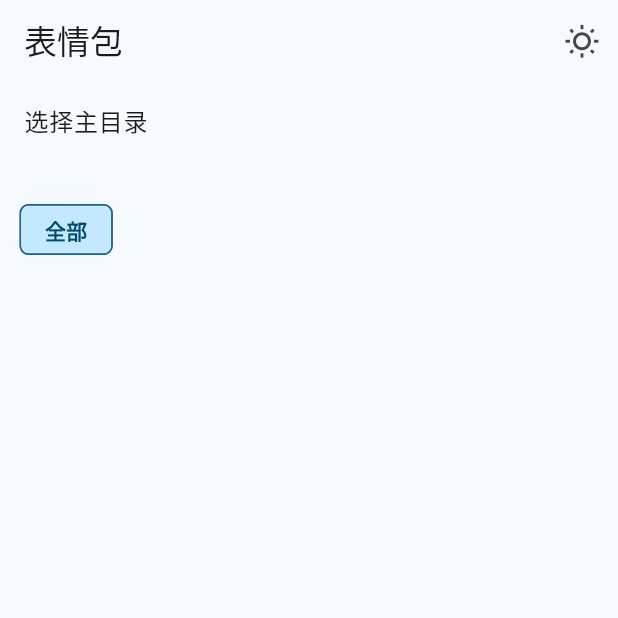
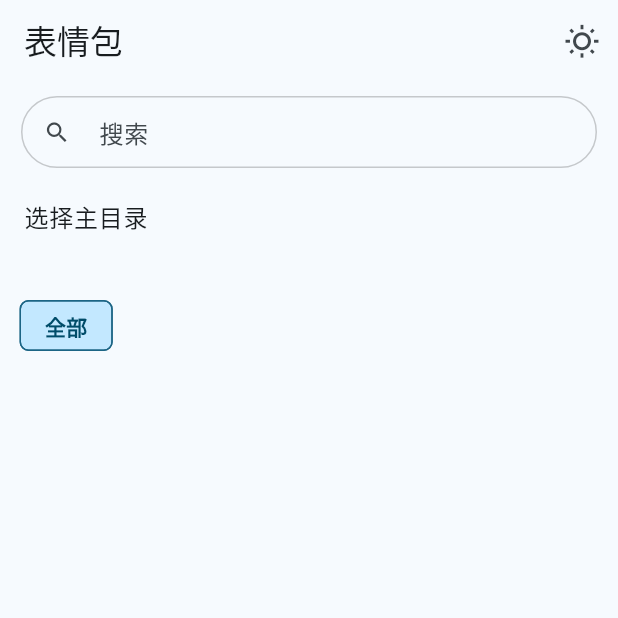
Before and after one commit to linyi102/emoji-room, a Flutter app: the screen it shows after launch, on a phone screen of 412 x 824 dp, the top half of it. Run offline on Flutter 3.47's test engine with Material 2 defaults, Android fonts, the light colour scheme and no system bars; our stand-ins replace bot_toast, file_picker, flutter_riverpod, hive, permission_handler, riverpod_annotation and 1 more; missing offline and left inert: pasteboard; accounts and stored records are empty; generated files the repository leaves out were written again.

Commit message:
feat: search appbar

```diff
--- a/lib/features/emoji_grid/domain/emoji.dart
+++ b/lib/features/emoji_grid/domain/emoji.dart
@@ -1,6 +1,7 @@
 import 'dart:convert';
 import 'dart:io';
 
+import 'package:emoji_room/utils/string.dart';
 import 'package:path/path.dart' as p;
 
 class Emoji {
@@ -32,7 +33,7 @@ class Emoji {
     required this.cTime,
     required this.mTime,
   }) {
-    tags = title.isNotEmpty ? title.split(RegExp(r'\s+')) : [];
+    tags = StringUtil.splitKeywords(title);
   }
 
   factory Emoji.fromFile(File file, FileStat stat) {
--- /dev/null
+++ b/lib/features/emoji_search/views/emoji_search_appbar.dart
@@ -0,0 +1,60 @@
+import 'package:emoji_room/features/emoji_search/providers/emoji_search.provider.dart';
+import 'package:emoji_room/utils/keyboard.dart';
+import 'package:flutter/material.dart';
+import 'package:flutter_riverpod/flutter_riverpod.dart';
+
+class EmojiSearchAppBar extends ConsumerWidget {
+  const EmojiSearchAppBar({super.key});
+
+  @override
+  Widget build(BuildContext context, WidgetRef ref) {
+    final keywordProvider = ref.watch(emojiSearchKeywordProvider.notifier);
+
+    return Padding(
+      padding: const EdgeInsets.symmetric(vertical: 8, horizontal: 14),
+      child: TextField(
+        controller: keywordProvider.keywordTec,
+        onChanged: (value) =>
+            ref.read(emojiSearchKeywordProvider.notifier).updateKeyword(value),
+        decoration: InputDecoration(
+          hintText: '搜索',
+          prefixIcon: const Icon(Icons.search),
+          suffix: _buildClearButton(context, ref),
+          isDense: true,
+          focusedBorder: OutlineInputBorder(
+            borderSide: BorderSide(color: Theme.of(context).primaryColor),
+            borderRadius: BorderRadius.circular(99),
+          ),
+          enabledBorder: OutlineInputBorder(
+            borderSide:
+                BorderSide(color: Theme.of(context).hintColor.withOpacity(0.2)),
+            borderRadius: BorderRadius.circular(99),
+          ),
+        ),
+      ),
+    );
+  }
+
+  _buildClearButton(BuildContext context, WidgetRef ref) {
+    return Column(
+      children: [
+        Container(
+          margin: const EdgeInsets.only(right: 5),
+          child: InkWell(
+            borderRadius: BorderRadius.circular(99),
+            onTap: () {
+              ref.read(emojiSearchKeywordProvider.notifier).clearKeyword();
+              KeyBoardControl.cancelKeyBoard(context);
+            },
+            child: Container(
+              padding: const EdgeInsets.all(4),
+              decoration: const BoxDecoration(
+                  color: Colors.black12, shape: BoxShape.circle),
+              child: const Icon(Icons.close, size: 14),
+            ),
+          ),
+        ),
+      ],
+    );
+  }
+}
--- a/lib/features/home/views/home.dart
+++ b/lib/features/home/views/home.dart
@@ -1,6 +1,7 @@
 import 'package:emoji_room/features/emoji_dir/views/emoji_dir_tile.dart';
 import 'package:emoji_room/features/emoji_grid/application/emoji_service.dart';
 import 'package:emoji_room/features/emoji_grid/persentation/emoji_grid_view.dart';
+import 'package:emoji_room/features/emoji_search/views/emoji_search_appbar.dart';
 import 'package:emoji_room/features/emoji_tags/views/emoji_tag_list_view.dart';
 import 'package:emoji_room/providers/theme.dart';
 import 'package:flutter/material.dart';
@@ -28,6 +29,7 @@ class HomePage extends ConsumerWidget {
       ),
       body: const Column(
         children: [
+          EmojiSearchAppBar(),
           EmojiDirTile(),
           EmojiTagsView(),
           Expanded(child: EmojiGridView()),
--- a/lib/main.dart
+++ b/lib/main.dart
@@ -2,6 +2,7 @@ import 'package:bot_toast/bot_toast.dart';
 import 'package:emoji_room/features/home/views/home.dart';
 import 'package:emoji_room/providers/config.dart';
 import 'package:emoji_room/providers/theme.dart';
+import 'package:emoji_room/utils/keyboard.dart';
 import 'package:flutter/gestures.dart';
 import 'package:flutter/material.dart';
 import 'package:flutter_riverpod/flutter_riverpod.dart';
@@ -43,6 +44,17 @@ class MyApp extends ConsumerWidget {
       ),
       builder: (context, child) {
         child = botToastBuilder(context, child);
+        child = MediaQuery(
+          data: MediaQuery.of(context).copyWith(textScaleFactor: 1.0),
+          child: Scaffold(
+            // 顶层的resizeToAvoidBottomInset也要置为false
+            resizeToAvoidBottomInset: false,
+            body: GestureDetector(
+              onTap: () => KeyBoardControl.cancelKeyBoard(context),
+              child: child,
+            ),
+          ),
+        );
         return child;
       },
       navigatorObservers: [BotToastNavigatorObserver()],
--- /dev/null
+++ b/lib/utils/keyboard.dart
@@ -0,0 +1,7 @@
+import 'package:flutter/material.dart';
+
+class KeyBoardControl {
+  static void cancelKeyBoard(BuildContext context) {
+    FocusManager.instance.primaryFocus?.unfocus();
+  }
+}
```
Also changed, not shown: lib/features/emoji_grid/application/emoji_service.dart (+16 -3 lines), lib/features/emoji_search/providers/emoji_search.provider.dart (added, +27 -0 lines), lib/utils/string.dart (added, +9 -0 lines), lib/features/emoji_grid/application/emoji_service.g.dart, lib/features/emoji_search/providers/emoji_search.provider.g.dart (added).
